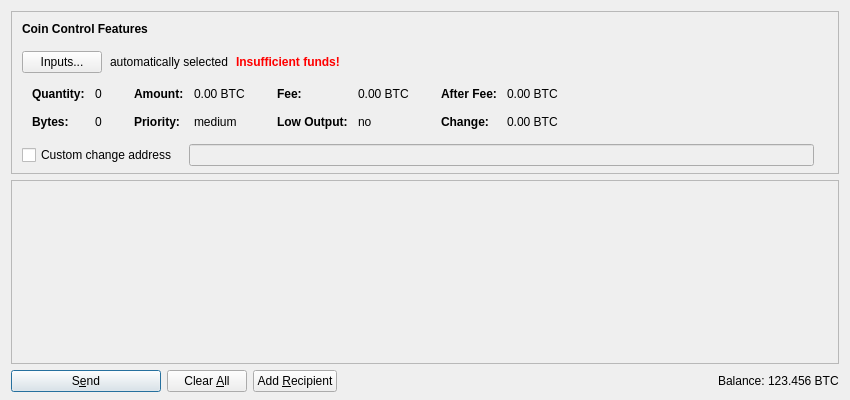
Old version of the form src/qt/forms/sendcoinsdialog.ui in the repository carboncointrust/CC.
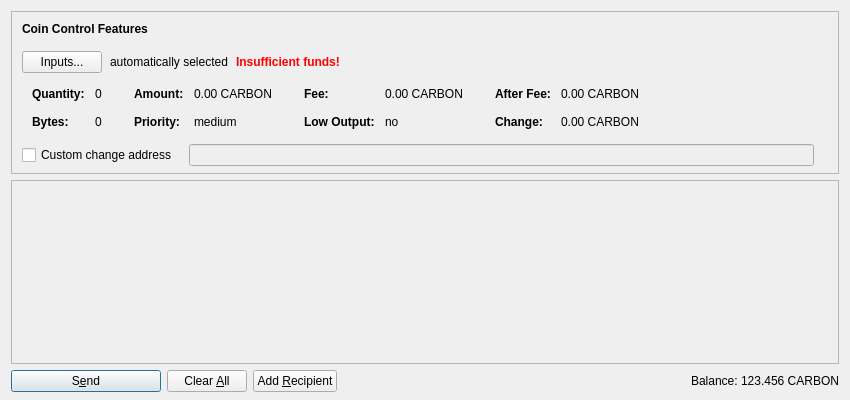
New version of the form. Icons and pictures are not drawn. Custom widgets are drawn as their Qt base class.

Patch:
```diff
--- a/src/qt/forms/sendcoinsdialog.ui
+++ b/src/qt/forms/sendcoinsdialog.ui
@@ -321,7 +321,7 @@
                   <enum>Qt::ActionsContextMenu</enum>
                  </property>
                  <property name="text">
-                  <string notr="true">0.00 BTC</string>
+                  <string notr="true">0.00 CARBON</string>
                  </property>
                  <property name="textInteractionFlags">
                   <set>Qt::LinksAccessibleByMouse|Qt::TextSelectableByKeyboard|Qt::TextSelectableByMouse</set>
@@ -401,7 +401,7 @@
                   <enum>Qt::ActionsContextMenu</enum>
                  </property>
                  <property name="text">
-                  <string notr="true">0.00 BTC</string>
+                  <string notr="true">0.00 CARBON</string>
                  </property>
                  <property name="textInteractionFlags">
                   <set>Qt::LinksAccessibleByMouse|Qt::TextSelectableByKeyboard|Qt::TextSelectableByMouse</set>
@@ -481,7 +481,7 @@
                   <enum>Qt::ActionsContextMenu</enum>
                  </property>
                  <property name="text">
-                  <string notr="true">0.00 BTC</string>
+                  <string notr="true">0.00 CARBON</string>
                  </property>
                  <property name="textInteractionFlags">
                   <set>Qt::LinksAccessibleByMouse|Qt::TextSelectableByKeyboard|Qt::TextSelectableByMouse</set>
@@ -510,7 +510,7 @@
                   <enum>Qt::ActionsContextMenu</enum>
                  </property>
                  <property name="text">
-                  <string notr="true">0.00 BTC</string>
+                  <string notr="true">0.00 CARBON</string>
                  </property>
                  <property name="textInteractionFlags">
                   <set>Qt::LinksAccessibleByMouse|Qt::TextSelectableByKeyboard|Qt::TextSelectableByMouse</set>
@@ -765,7 +765,7 @@
           <cursorShape>IBeamCursor</cursorShape>
          </property>
          <property name="text">
-          <string notr="true">123.456 BTC</string>
+          <string notr="true">123.456 CARBON</string>
          </property>
          <property name="textInteractionFlags">
           <set>Qt::LinksAccessibleByMouse|Qt::TextSelectableByKeyboard|Qt::TextSelectableByMouse</set>
```
